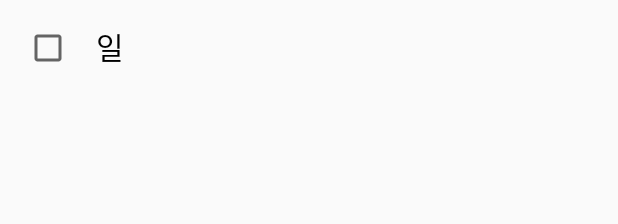
After one commit to Tmdhoon2/DMS-TodoList, an Android app: the layout todolist_recyclerview.xml on its own in the app's theme, with its tools: preview values and no code run, on a phone screen of 412 x 824 dp. The commit adds this screen. Shown: the top 224 px of the screen. Run offline under Robolectric (Android 15) with nearby library versions, the phone set to English and light mode, and no system bars.

Commit message:
Recyclerview

```diff
--- /dev/null
+++ b/TodoList/app/src/main/res/layout/todolist_recyclerview.xml
@@ -0,0 +1,34 @@
+<?xml version="1.0" encoding="utf-8"?>
+<androidx.constraintlayout.widget.ConstraintLayout xmlns:android="http://schemas.android.com/apk/res/android"
+    xmlns:app="http://schemas.android.com/apk/res-auto"
+    android:layout_width="match_parent"
+    android:layout_height="wrap_content">
+
+    <LinearLayout
+        android:layout_width="match_parent"
+        android:layout_height="60dp"
+        app:layout_constraintEnd_toEndOf="parent"
+        app:layout_constraintStart_toStartOf="parent"
+        app:layout_constraintTop_toTopOf="parent">
+
+        <CheckBox
+            android:id="@+id/checkbox"
+            android:layout_width="wrap_content"
+            android:layout_height="wrap_content"
+            android:layout_marginTop="14dp"
+            android:layout_marginLeft="16dp"/>
+
+        <TextView
+            android:id="@+id/tvTodo"
+            android:layout_width="wrap_content"
+            android:layout_height="wrap_content"
+            android:text="일"
+            android:textColor="@color/black"
+            android:textSize="20sp"
+            android:layout_marginTop="16dp"
+            android:layout_marginLeft="16dp"/>
+
+
+    </LinearLayout>
+
+</androidx.constraintlayout.widget.ConstraintLayout>
--- a/TodoList/app/src/main/res/menu/list_item.xml
+++ b/TodoList/app/src/main/res/menu/list_item.xml
@@ -1,5 +1,6 @@
 <?xml version="1.0" encoding="utf-8"?>
 <menu xmlns:android="http://schemas.android.com/apk/res/android">
+
     <item
         android:id="@+id/menu_home"
         android:title="홈"
```
Also changed, not shown: TodoList/app/src/main/java/com/tmdhoon/todolist/fragment/HomeFragment.java (+58 -2 lines), TodoList/app/src/main/java/com/tmdhoon/todolist/recyclerview/TodoAdapter.java (added, +55 -0 lines), TodoList/app/src/main/res/layout/fragment_home.xml (+18 -10 lines).
